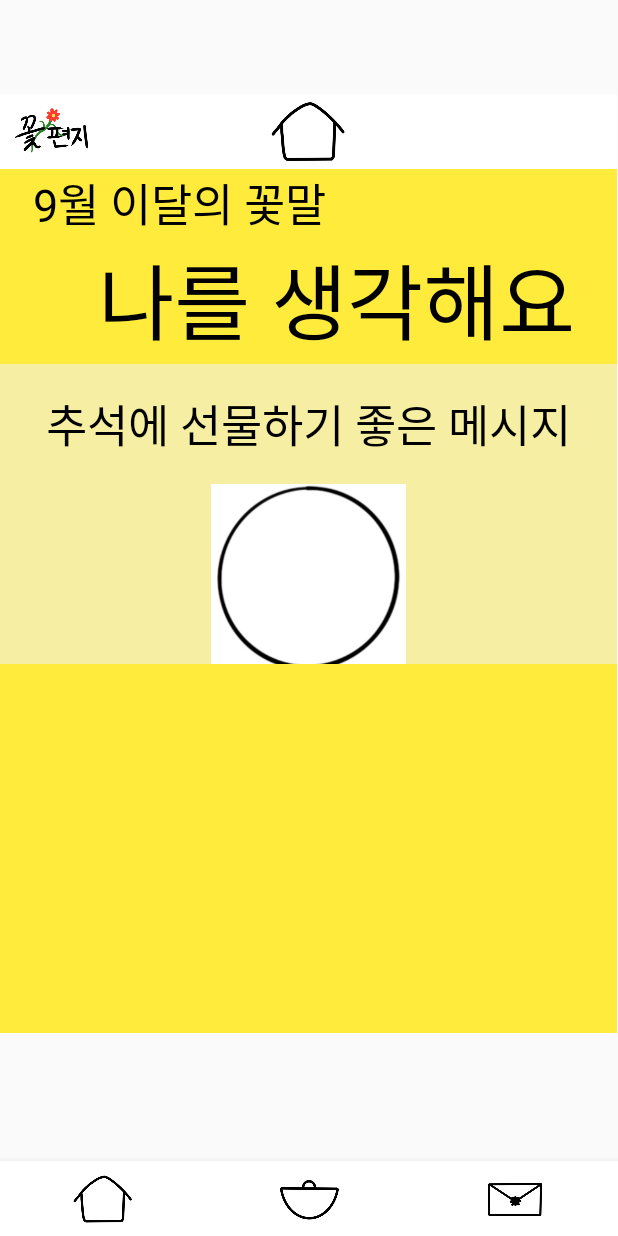
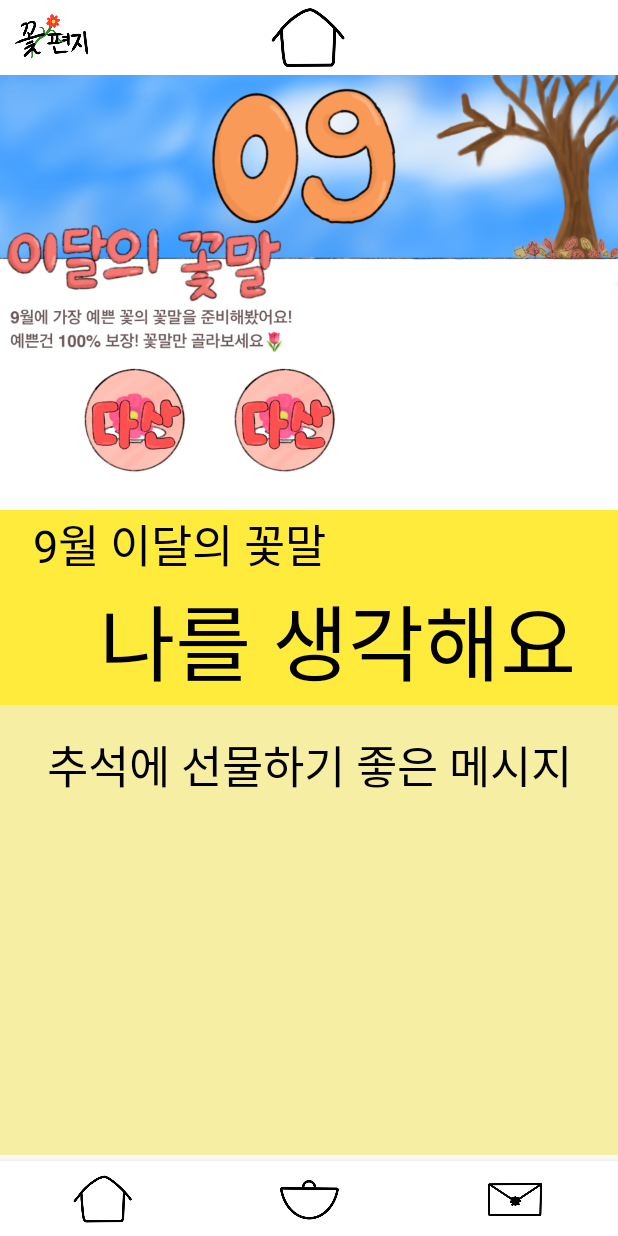
Before and after one commit to eunseo22/hackathon, an Android app: the Frag_home screen opened directly, with no data from a screen before it, on a phone screen of 412 x 824 dp. Run offline under Robolectric (Android 15) with nearby library versions, the phone set to English and light mode, and no system bars.

Commit message:
add september 1

```diff
--- a/app/src/main/res/layout/activity_main.xml
+++ b/app/src/main/res/layout/activity_main.xml
@@ -21,15 +21,15 @@
 
     <FrameLayout
         android:id="@+id/main_frame"
-        android:layout_width="411dp"
-        android:layout_height="681dp"
+        android:layout_width="match_parent"
+        android:layout_height="match_parent"
+        android:layout_marginBottom="50dp"
         app:layout_constraintBottom_toTopOf="@+id/bottom_navi"
         app:layout_constraintEnd_toEndOf="parent"
         app:layout_constraintHorizontal_bias="0.0"
         app:layout_constraintStart_toStartOf="parent"
         app:layout_constraintTop_toTopOf="parent"
         app:layout_constraintVertical_bias="0.4">
-
     </FrameLayout>
 
 </androidx.constraintlayout.widget.ConstraintLayout>
--- a/app/src/main/res/layout/frag_bag.xml
+++ b/app/src/main/res/layout/frag_bag.xml
@@ -2,8 +2,6 @@
 <LinearLayout
     xmlns:android="http://schemas.android.com/apk/res/android" android:layout_width="match_parent"
     android:layout_height="match_parent"
-    android:layout_marginTop="25dp"
-    android:layout_marginBottom="55dp"
     android:orientation="vertical">
 
     <LinearLayout
--- a/app/src/main/res/layout/frag_cate.xml
+++ b/app/src/main/res/layout/frag_cate.xml
@@ -2,8 +2,6 @@
 <LinearLayout
     xmlns:android="http://schemas.android.com/apk/res/android" android:layout_width="match_parent"
     android:layout_height="match_parent"
-    android:layout_marginTop="25dp"
-    android:layout_marginBottom="55dp"
     android:orientation="vertical">
 
     <LinearLayout
--- a/app/src/main/res/layout/frag_home.xml
+++ b/app/src/main/res/layout/frag_home.xml
@@ -1,9 +1,10 @@
 <?xml version="1.0" encoding="utf-8"?>
 <LinearLayout
-    xmlns:android="http://schemas.android.com/apk/res/android" android:layout_width="match_parent"
+    xmlns:android="http://schemas.android.com/apk/res/android"
+    xmlns:app="http://schemas.android.com/apk/res-auto"
+    xmlns:tools="http://schemas.android.com/tools"
+    android:layout_width="match_parent"
     android:layout_height="match_parent"
-    android:layout_marginTop="25dp"
-    android:layout_marginBottom="30dp"
     android:orientation="vertical">
 
     <LinearLayout
@@ -33,6 +34,37 @@
 
     </LinearLayout>
 
+    <ScrollView
+        android:layout_width="match_parent"
+        android:layout_height="wrap_content">
+
+        <LinearLayout
+            android:layout_width="match_parent"
+            android:layout_height="wrap_content"
+            android:orientation="vertical">
+
+            <LinearLayout
+                android:layout_width="match_parent"
+                android:layout_height="290dp"
+                android:background="@drawable/september"
+                android:orientation="horizontal">
+
+                <Button
+                    android:id="@+id/button"
+                    android:layout_width="80dp"
+                    android:layout_height="80dp"
+                    android:layout_marginTop="190dp"
+                    android:layout_marginLeft="50dp"
+                    android:background="@drawable/bigdasan"/>
+                <Button
+                    android:layout_width="80dp"
+                    android:layout_height="80dp"
+                    android:layout_marginTop="190dp"
+                    android:layout_marginLeft="20dp"
+                    android:background="@drawable/bigdasan"/>
+
+            </LinearLayout>
+
             <LinearLayout
                 android:layout_width="match_parent"
                 android:layout_height="130dp"
@@ -57,7 +89,7 @@
             </LinearLayout>
             <LinearLayout
                 android:layout_width="match_parent"
-        android:layout_height="200dp"
+                android:layout_height="300dp"
                 android:orientation="vertical"
                 android:background="#F6EEA2">
 
@@ -68,26 +100,12 @@
                     android:text="추석에 선물하기 좋은 메시지"
                     android:textSize="30sp"
                     android:textColor="#000000"/>
-        <LinearLayout
-            android:layout_width="match_parent"
-            android:layout_height="match_parent"
-            android:orientation="horizontal"
-            android:gravity="center">
 
-            <ImageView
-                android:layout_width="130dp"
-                android:layout_height="130dp"
-                android:src="@drawable/image0"/>
 
             </LinearLayout>
 
         </LinearLayout>
-    <LinearLayout
-        android:layout_width="match_parent"
-        android:layout_height="match_parent"
-        android:background="#FFEB3B">
-    </LinearLayout>
 
-
+    </ScrollView>
 
 </LinearLayout>
```
Also changed, not shown: app/src/main/res/drawable-v24/bigdasan.png (added), app/src/main/res/drawable-v24/bigdasan2.png (added), app/src/main/res/drawable-v24/image0.png (deleted), app/src/main/res/drawable-v24/september.png (added). Lines whose indentation alone changed are shown as unchanged.
